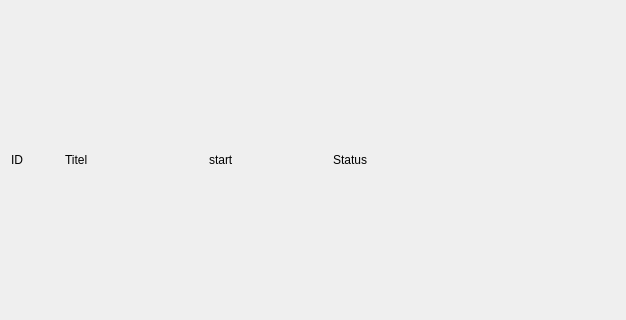
First picture: the form in HR_Managment_System_Application/antrag_listitem.ui, repository MehmetMertt/twentyONE_HR_System, before the edit; both pictures show x 0 to 626 and y 140 to 460 of the 800 by 600 pixel window.
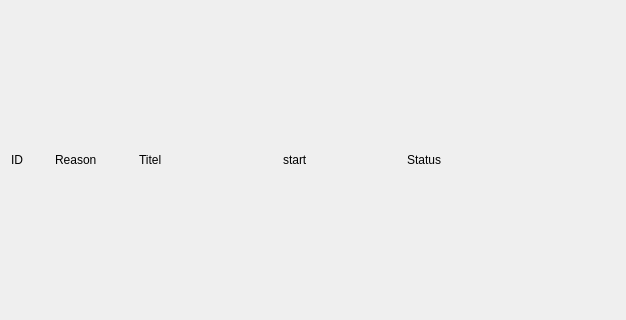
Second picture: the form after the edit.

Patch:
```diff
--- a/HR_Managment_System_Application/antrag_listitem.ui
+++ b/HR_Managment_System_Application/antrag_listitem.ui
@@ -24,11 +24,24 @@
        <property name="verticalSpacing">
         <number>6</number>
        </property>
+       <item row="0" column="3">
+        <widget class="QLabel" name="label_datum">
+         <property name="minimumSize">
+          <size>
+           <width>100</width>
+           <height>0</height>
+          </size>
+         </property>
+         <property name="text">
+          <string>start</string>
+         </property>
+        </widget>
+       </item>
        <item row="0" column="0">
         <widget class="QLabel" name="label_id">
          <property name="minimumSize">
           <size>
-           <width>30</width>
+           <width>20</width>
            <height>0</height>
           </size>
          </property>
@@ -37,11 +50,11 @@
          </property>
         </widget>
        </item>
-       <item row="0" column="3">
+       <item row="0" column="4">
         <widget class="QLabel" name="label_status">
          <property name="minimumSize">
           <size>
-           <width>100</width>
+           <width>70</width>
            <height>0</height>
           </size>
          </property>
@@ -50,7 +63,7 @@
          </property>
         </widget>
        </item>
-       <item row="0" column="1">
+       <item row="0" column="2">
         <widget class="QLabel" name="label_titel">
          <property name="minimumSize">
           <size>
@@ -63,16 +76,16 @@
          </property>
         </widget>
        </item>
-       <item row="0" column="2">
-        <widget class="QLabel" name="label_datum">
+       <item row="0" column="1">
+        <widget class="QLabel" name="label_reason">
          <property name="minimumSize">
           <size>
-           <width>100</width>
+           <width>60</width>
            <height>0</height>
           </size>
          </property>
          <property name="text">
-          <string>start</string>
+          <string>Reason</string>
          </property>
         </widget>
        </item>
```
Left out of the diff: 3 changed lines with no effect on the pictures.
